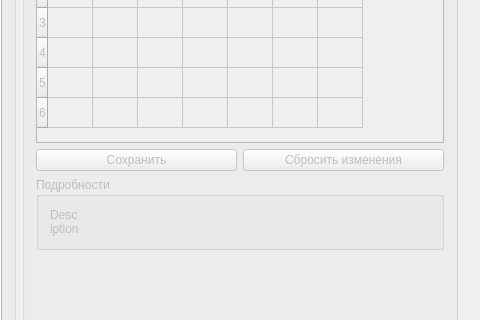
Old version of the form SalaryCount/SalaryCount/salarycount.ui in the repository artemkurylev/mdkp; both pictures show x 442 to 922 and y 180 to 500 of the 922 by 669 pixel window.
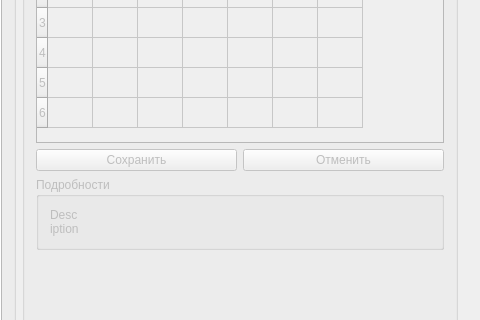
New version of the form. The open tabs and pages were chosen to show the change. Icons and pictures are not drawn.

Commit message: Кнопка отмены редактирования табеля теперь работает

What changed in the file:
```diff
--- a/SalaryCount/SalaryCount/salarycount.ui
+++ b/SalaryCount/SalaryCount/salarycount.ui
@@ -513,7 +513,7 @@
                 <bool>false</bool>
                </property>
                <property name="text">
-                <string>Сбросить изменения</string>
+                <string>Отменить</string>
                </property>
               </widget>
              </item>
```
Left out of the diff: 18 changed lines with no effect on the pictures. The commit also changes 2 other files.
